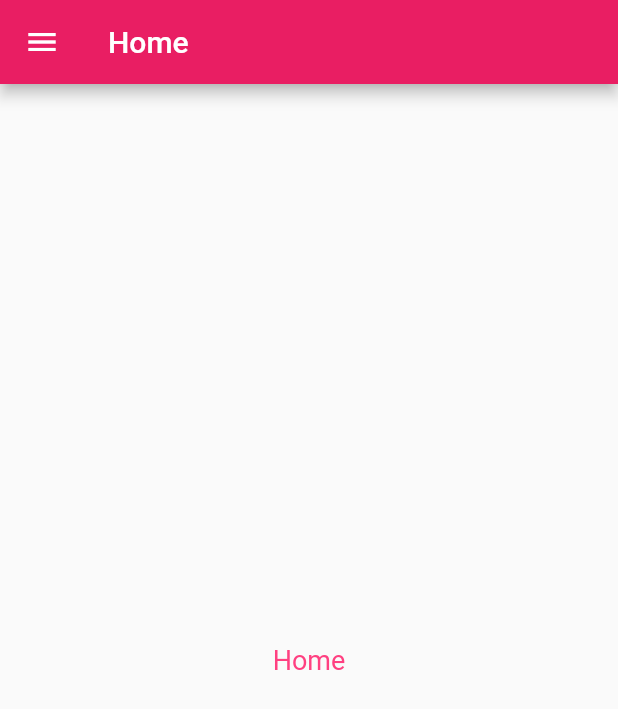
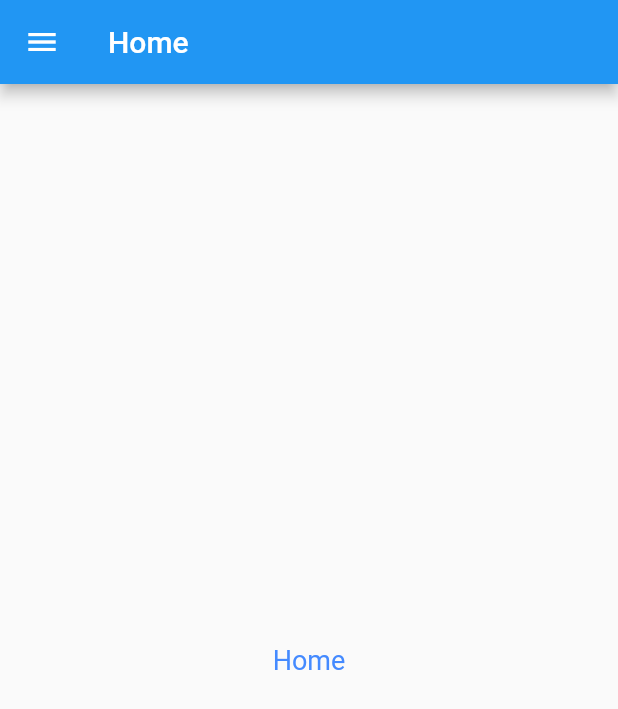
Before and after one commit to Adib-Amine/flutter_app, a Flutter app: the screen it shows after launch, in the side drawer, after a tap on "Home", on a phone screen of 412 x 824 dp. Shown: the top 709 px of the screen. Run offline on Flutter 3.47's test engine with Material 2 defaults, Android fonts, the phone set to English and light mode, and no system bars.

Commit message:
add logo

```diff
--- a/lib/main.dart
+++ b/lib/main.dart
@@ -12,11 +12,11 @@ class MyApp extends StatelessWidget {
     return  MaterialApp(
       title: 'my first app',
       theme: ThemeData(
-          primarySwatch: Colors.pink,
+          primarySwatch: Colors.blue,
           textTheme: TextTheme(
               bodyText2: TextStyle(
                   fontSize: 18,
-                  color: Colors.pinkAccent
+                  color: Colors.blueAccent
               )
           )
       ),
--- a/lib/widgets/drawer.header.dart
+++ b/lib/widgets/drawer.header.dart
@@ -7,7 +7,7 @@ class MyDrawerHeaderWidget extends StatelessWidget {
       decoration : BoxDecoration(
           gradient : LinearGradient(
               colors: [
-                Colors.pinkAccent,
+                Colors.blueAccent,
                 Colors.white
               ]
           )
--- a/lib/widgets/drawer.widget.dart
+++ b/lib/widgets/drawer.widget.dart
@@ -13,36 +13,36 @@ class MyDrawerWidget extends StatelessWidget {
               MyDrawerHeaderWidget(),
               ListTile(
                 //l'icone du home à gauche
-                leading: Icon(Icons.home,color: Colors.purple),
+                leading: Icon(Icons.home,color: Colors.lightBlueAccent),
                 //la petite fléche à droite
-                trailing: Icon(Icons.arrow_right,color:Colors.purple),
-                title: Text("Home",style:TextStyle(fontSize: 18,color: Colors.purple)),
+                trailing: Icon(Icons.arrow_right,color:Colors.lightBlueAccent),
+                title: Text("Home",style:TextStyle(fontSize: 18,color: Colors.lightBlueAccent)),
                 onTap: (){
                   Navigator.pushReplacement(context, MaterialPageRoute(builder: (context)=>  HomePage()));
                 },
               ),
               Divider(
-                  color : Colors.purpleAccent
+                  color : Colors.blueAccent
               ),
               ListTile(
                 //l'icone du home à gauche
-                leading: Icon(Icons.confirmation_number,color: Colors.purple),
+                leading: Icon(Icons.confirmation_number,color: Colors.lightBlueAccent),
                 //la petite fléche à droite
-                trailing: Icon(Icons.arrow_right,color:Colors.purple),
-                title: Text("Counter",style:TextStyle(fontSize: 18,color: Colors.purple)),
+                trailing: Icon(Icons.arrow_right,color:Colors.lightBlueAccent),
+                title: Text("Counter",style:TextStyle(fontSize: 18,color: Colors.lightBlueAccent)),
                 onTap: (){
                   Navigator.pushReplacement(context, MaterialPageRoute(builder: (context)=>  CounterPage()));
                 },
               ),
               Divider(
-                  color : Colors.purpleAccent
+                  color : Colors.blueAccent
               ),
               ListTile(
                 //l'icone du home à gauche
-                leading: Icon(Icons.supervised_user_circle,color: Colors.purple),
+                leading: Icon(Icons.supervised_user_circle,color: Colors.lightBlueAccent),
                 //la petite fléche à droite
-                trailing: Icon(Icons.arrow_right,color:Colors.purple),
-                title: Text("Users",style:TextStyle(fontSize: 18,color: Colors.purple)),
+                trailing: Icon(Icons.arrow_right,color:Colors.lightBlueAccent),
+                title: Text("Users",style:TextStyle(fontSize: 18,color: Colors.lightBlueAccent)),
               )
             ]
         )
```
Also changed, not shown: images/log.png (deleted), images/logo.png, 1 other file.
